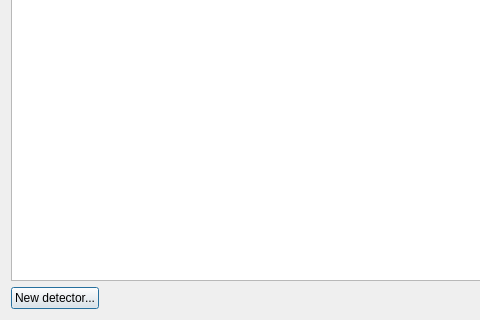
Above: src/ui/detector_list_dialog.ui from LLNL/RASE before the change; both pictures show x 0 to 480 and y 246 to 566 of the 810 by 566 pixel window. Below: the same form after it.
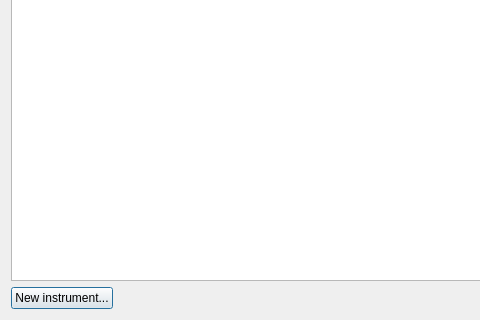
That is the form after the change.

The edit to the form file:
```diff
--- a/src/ui/detector_list_dialog.ui
+++ b/src/ui/detector_list_dialog.ui
@@ -29,7 +29,7 @@
      <item>
       <widget class="QPushButton" name="btnAddDetectors">
        <property name="text">
-        <string>New detector...</string>
+        <string>New instrument...</string>
        </property>
       </widget>
      </item>
```
Left out of the diff: 2 changed lines with no effect on the pictures.
